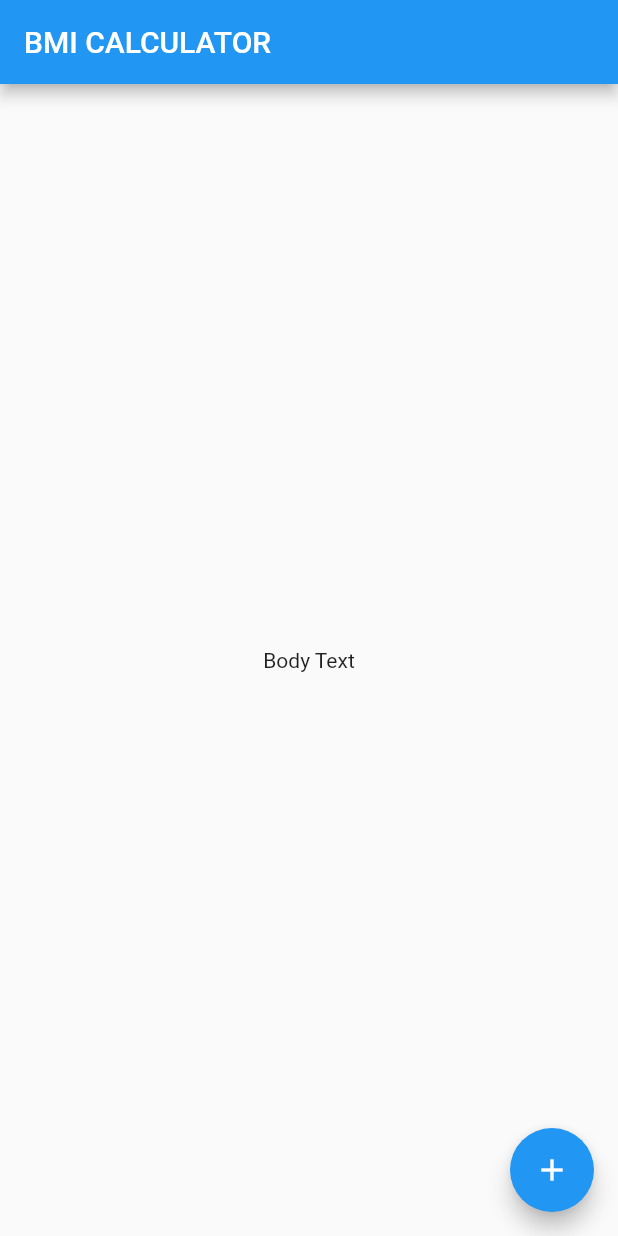
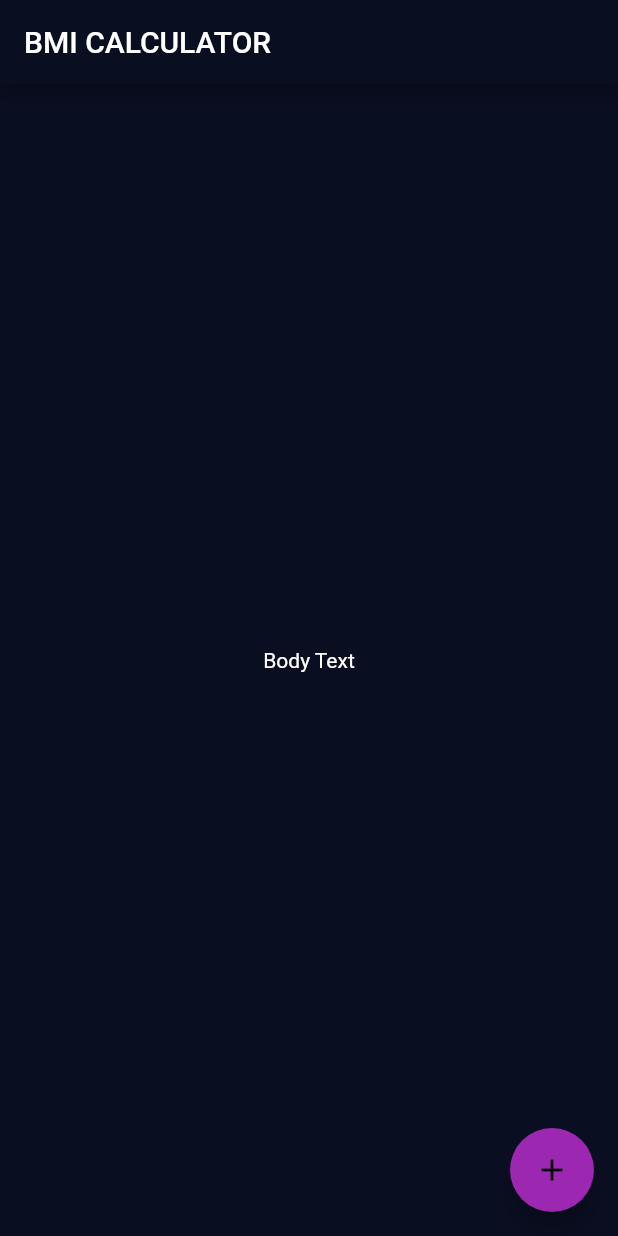
Before and after one commit to PrathameshSonar/bmi_calculator, a Flutter app: the screen it shows after launch, on a phone screen of 412 x 824 dp. Run offline on Flutter 3.47's test engine with Material 2 defaults, Android fonts, the phone set to English and light mode, and no system bars.

Commit message:
implemented a base of app

```diff
--- a/lib/main.dart
+++ b/lib/main.dart
@@ -6,6 +6,16 @@ class BMICalculator extends StatelessWidget {
   @override
   Widget build(BuildContext context) {
     return MaterialApp(
+      theme: ThemeData.dark().copyWith(
+        primaryColor: Color(0xFF0A0E21),
+        scaffoldBackgroundColor: Color(0xFF0A0E21),
+        accentColor: Colors.purple,
+        textTheme: TextTheme(
+            body1: TextStyle(
+              color: Colors.white,
+            )
+        ),
+      ),
       home: InputPage(),
     );
   }
```
Also changed, not shown: lib/input_page.dart (added).
